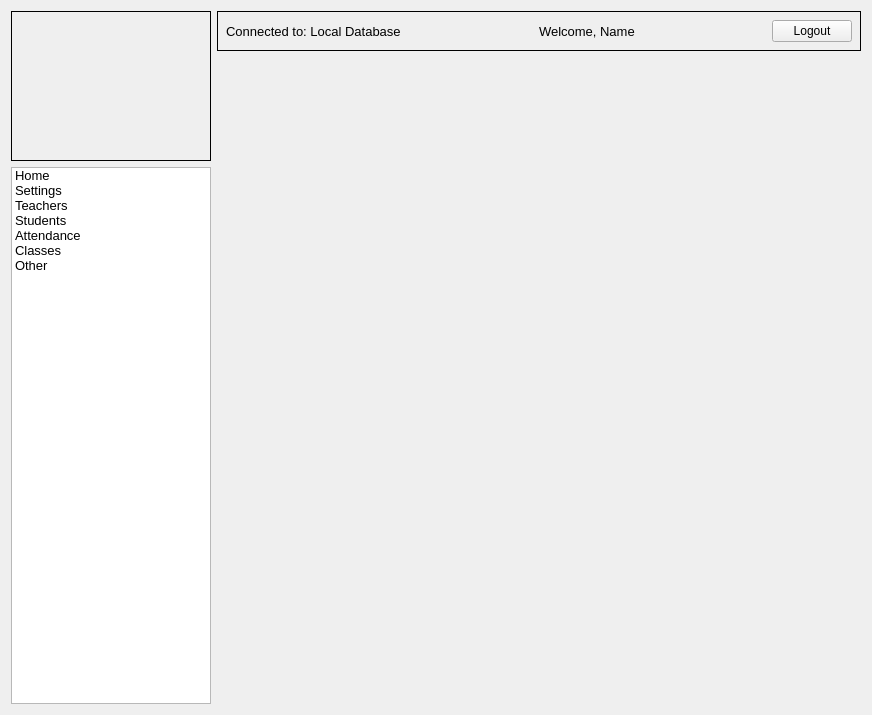
Before: the Qt Designer form adminmenuform.ui in thenewcoder/school-administration-system, drawn with Qt 5.
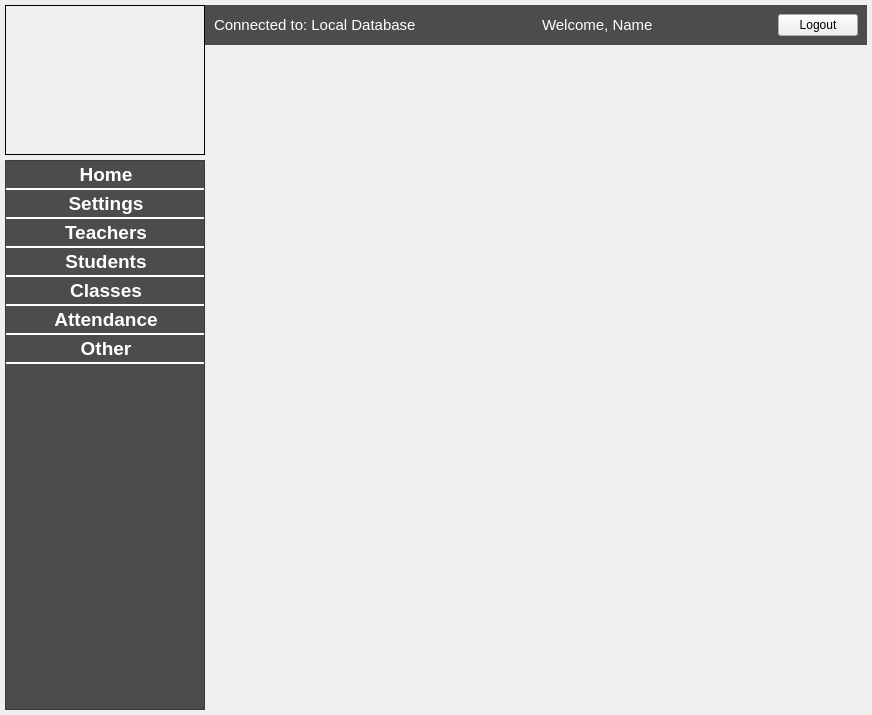
After: the same form once the commit is applied. The open tabs and pages were chosen to show the change. Icons and pictures are not drawn.

Commit message: Added icons for the main menu and styled it. Added the ability to translate the UI. Fixed a few bugs.

Patch:
```diff
--- a/adminmenuform.ui
+++ b/adminmenuform.ui
@@ -17,21 +17,52 @@
    </sizepolicy>
   </property>
   <property name="windowTitle">
-   <string>Form</string>
+   <string/>
   </property>
   <property name="styleSheet">
-   <string notr="true">#topPanel {
-	border: 1px solid black;
-}</string>
+   <string notr="true">#menuListWidget {
+	background-color: rgb(76, 76, 76);
+	color: white;
+	icon-size: 32px  32px;
+}
+#menuListWidget::item { 
+	border-bottom: 2px solid white; 
+	padding: 2px 0px 2px 2px;
+}
+#menuListWidget::item::selected { background-color:  rgb(153, 153, 153); }
+
+#topPanel {
+	background-color: rgb(76, 76, 76);
+}
+
+#lblConnectedTo, #lblWelcomeText {
+	color: white;
+}
+</string>
   </property>
   <layout class="QHBoxLayout" name="horizontalLayout_2" stretch="0,1">
+   <property name="spacing">
+    <number>0</number>
+   </property>
    <property name="sizeConstraint">
     <enum>QLayout::SetDefaultConstraint</enum>
    </property>
+   <property name="leftMargin">
+    <number>5</number>
+   </property>
+   <property name="topMargin">
+    <number>5</number>
+   </property>
+   <property name="rightMargin">
+    <number>5</number>
+   </property>
+   <property name="bottomMargin">
+    <number>5</number>
+   </property>
    <item>
     <layout class="QVBoxLayout" name="LeftSideLayout" stretch="0,0">
      <property name="spacing">
-      <number>6</number>
+      <number>5</number>
      </property>
      <property name="sizeConstraint">
       <enum>QLayout::SetMinimumSize</enum>
@@ -104,49 +135,107 @@
        </property>
        <property name="font">
         <font>
-         <pointsize>10</pointsize>
+         <pointsize>14</pointsize>
+         <weight>75</weight>
+         <bold>true</bold>
+         <stylestrategy>PreferAntialias</stylestrategy>
         </font>
        </property>
        <property name="editTriggers">
         <set>QAbstractItemView::NoEditTriggers</set>
        </property>
+       <property name="alternatingRowColors">
+        <bool>false</bool>
+       </property>
        <property name="viewMode">
         <enum>QListView::ListMode</enum>
        </property>
+       <property name="selectionRectVisible">
+        <bool>false</bool>
+       </property>
        <item>
         <property name="text">
          <string>Home</string>
         </property>
+        <property name="textAlignment">
+         <set>AlignCenter</set>
+        </property>
+        <property name="icon">
+         <iconset resource="resources.qrc">
+          <normaloff>:/images/home.png</normaloff>:/images/home.png</iconset>
+        </property>
        </item>
        <item>
         <property name="text">
          <string>Settings</string>
         </property>
+        <property name="textAlignment">
+         <set>AlignCenter</set>
+        </property>
+        <property name="icon">
+         <iconset resource="resources.qrc">
+          <normaloff>:/images/settings.png</normaloff>:/images/settings.png</iconset>
+        </property>
        </item>
        <item>
         <property name="text">
          <string>Teachers</string>
         </property>
+        <property name="textAlignment">
+         <set>AlignCenter</set>
+        </property>
+        <property name="icon">
+         <iconset resource="resources.qrc">
+          <normaloff>:/images/teacher.png</normaloff>:/images/teacher.png</iconset>
+        </property>
        </item>
        <item>
         <property name="text">
          <string>Students</string>
         </property>
-       </item>
-       <item>
-        <property name="text">
-         <string>Attendance</string>
+        <property name="textAlignment">
+         <set>AlignCenter</set>
+        </property>
+        <property name="icon">
+         <iconset resource="resources.qrc">
+          <normaloff>:/images/students.png</normaloff>:/images/students.png</iconset>
         </property>
        </item>
        <item>
         <property name="text">
          <string>Classes</string>
         </property>
+        <property name="textAlignment">
+         <set>AlignCenter</set>
+        </property>
+        <property name="icon">
+         <iconset resource="resources.qrc">
+          <normaloff>:/images/classes.png</normaloff>:/images/classes.png</iconset>
+        </property>
+       </item>
+       <item>
+        <property name="text">
+         <string>Attendance</string>
+        </property>
+        <property name="textAlignment">
+         <set>AlignCenter</set>
+        </property>
+        <property name="icon">
+         <iconset resource="resources.qrc">
+          <normaloff>:/images/attendance.png</normaloff>:/images/attendance.png</iconset>
+        </property>
        </item>
        <item>
         <property name="text">
          <string>Other</string>
         </property>
+        <property name="textAlignment">
+         <set>AlignCenter</set>
+        </property>
+        <property name="icon">
+         <iconset resource="resources.qrc">
+          <normaloff>:/images/setup.png</normaloff>:/images/setup.png</iconset>
+        </property>
        </item>
       </widget>
      </item>
@@ -155,7 +244,7 @@
    <item>
     <layout class="QVBoxLayout" name="RightSideLayout">
      <property name="spacing">
-      <number>6</number>
+      <number>0</number>
      </property>
      <property name="sizeConstraint">
       <enum>QLayout::SetDefaultConstraint</enum>
@@ -178,10 +267,10 @@
          <number>9</number>
         </property>
         <item>
-         <widget class="QLabel" name="lblConnecedToText">
+         <widget class="QLabel" name="lblConnectedTo">
           <property name="font">
            <font>
-            <pointsize>10</pointsize>
+            <pointsize>11</pointsize>
            </font>
           </property>
           <property name="text">
@@ -206,7 +295,7 @@
          <widget class="QLabel" name="lblWelcomeText">
           <property name="font">
            <font>
-            <pointsize>10</pointsize>
+            <pointsize>11</pointsize>
            </font>
           </property>
           <property name="text">
@@ -246,12 +335,19 @@
         </sizepolicy>
        </property>
        <property name="currentIndex">
-        <number>4</number>
+        <number>0</number>
        </property>
        <widget class="QWidget" name="pageHome">
         <layout class="QHBoxLayout" name="horizontalLayout_3">
          <item>
-          <layout class="QHBoxLayout" name="loHome"/>
+          <layout class="QHBoxLayout" name="loHome">
+           <property name="spacing">
+            <number>5</number>
+           </property>
+           <property name="sizeConstraint">
+            <enum>QLayout::SetDefaultConstraint</enum>
+           </property>
+          </layout>
          </item>
         </layout>
        </widget>
@@ -280,13 +376,6 @@
          </item>
         </layout>
        </widget>
-       <widget class="QWidget" name="pageAttendance">
-        <layout class="QHBoxLayout" name="horizontalLayout_7">
-         <item>
-          <layout class="QHBoxLayout" name="loAttendance"/>
-         </item>
-        </layout>
-       </widget>
        <widget class="QWidget" name="pageClasses">
         <layout class="QHBoxLayout" name="horizontalLayout_8">
          <item>
@@ -294,6 +383,13 @@
          </item>
         </layout>
        </widget>
+       <widget class="QWidget" name="pageAttendance">
+        <layout class="QHBoxLayout" name="horizontalLayout_7">
+         <item>
+          <layout class="QHBoxLayout" name="loAttendance"/>
+         </item>
+        </layout>
+       </widget>
        <widget class="QWidget" name="pageOther">
         <layout class="QHBoxLayout" name="horizontalLayout_9">
          <item>
```
The commit also changes 45 other files.
